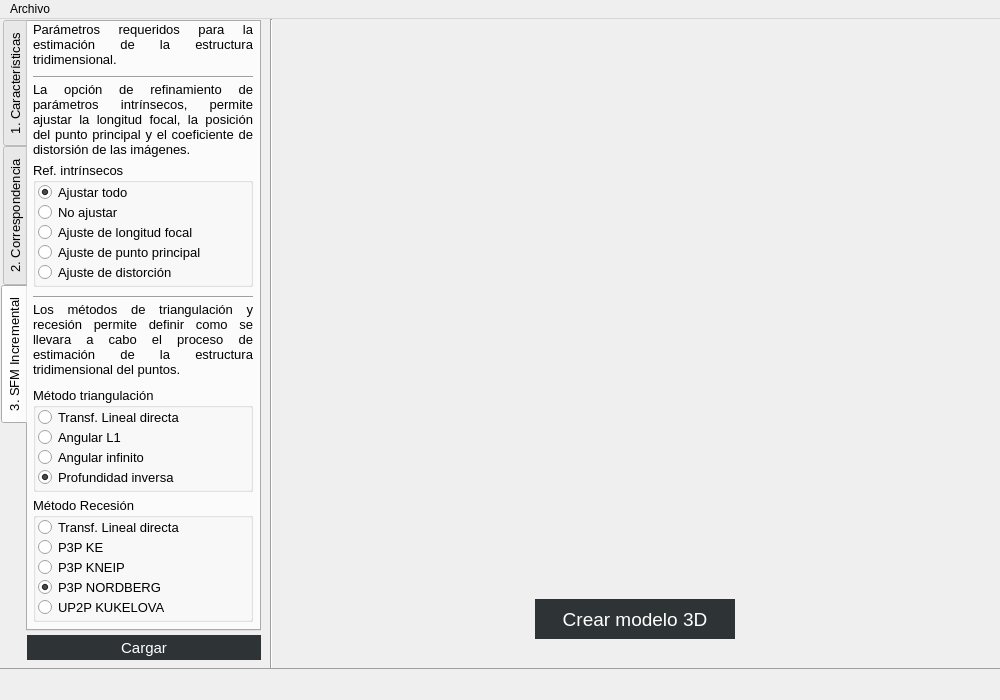
Qt form app.ui (jeffmora/app_reconstruccion3D) before a commit.
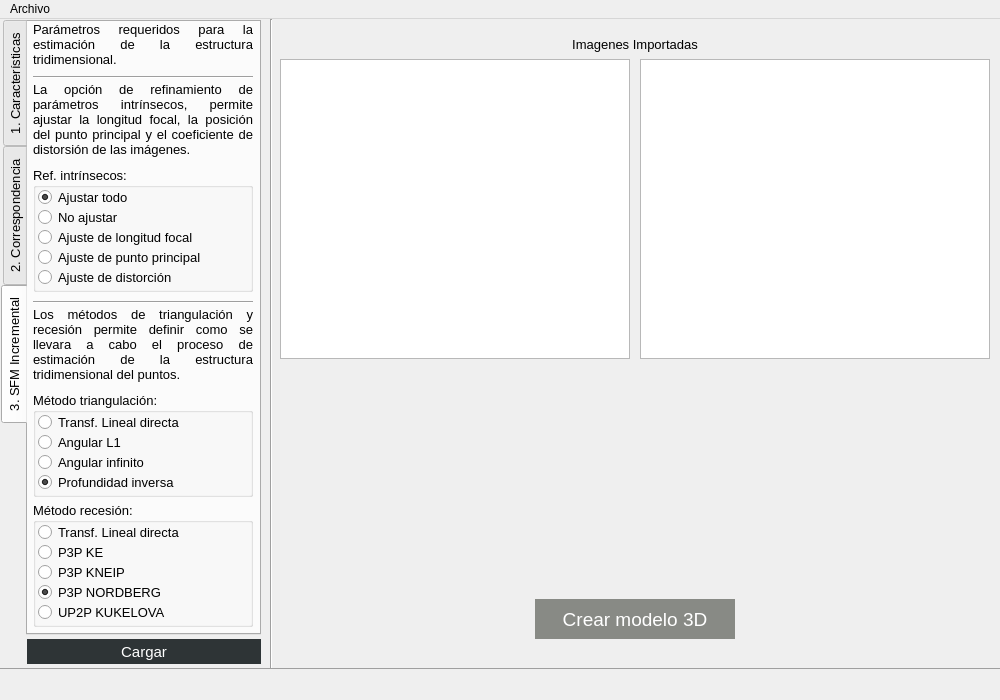
The same form after that commit. The open tabs and pages were chosen to show the change. Icons and pictures are not drawn.

Patch:
```diff
--- a/app.ui
+++ b/app.ui
@@ -10,6 +10,12 @@
     <height>700</height>
    </rect>
   </property>
+  <property name="sizePolicy">
+   <sizepolicy hsizetype="Fixed" vsizetype="Fixed">
+    <horstretch>0</horstretch>
+    <verstretch>0</verstretch>
+   </sizepolicy>
+  </property>
   <property name="focusPolicy">
    <enum>Qt::NoFocus</enum>
   </property>
@@ -72,7 +78,7 @@
     <widget class="QWidget" name="pgn_imagenes">
      <widget class="QPushButton" name="Crear3d">
       <property name="enabled">
-       <bool>true</bool>
+       <bool>false</bool>
       </property>
       <property name="geometry">
        <rect>
@@ -89,7 +95,7 @@
       </property>
       <property name="styleSheet">
        <string notr="true">border-radius: 0px;
-background-color: rgb(46, 52, 54);
+background-color: rgb(136, 138, 133);
 color: rgb(255, 255, 255);
 </string>
       </property>
@@ -103,7 +109,7 @@
         <x>1</x>
         <y>1</y>
         <width>260</width>
-        <height>611</height>
+        <height>615</height>
        </rect>
       </property>
       <property name="font">
@@ -715,13 +721,13 @@
         <property name="geometry">
          <rect>
           <x>5</x>
-          <y>140</y>
+          <y>145</y>
           <width>220</width>
           <height>125</height>
          </rect>
         </property>
         <property name="title">
-         <string>Ref. intrínsecos</string>
+         <string>Ref. intrínsecos:</string>
         </property>
         <widget class="QRadioButton" name="sel3rfa">
          <property name="geometry">
@@ -796,7 +802,7 @@
         <property name="geometry">
          <rect>
           <x>5</x>
-          <y>280</y>
+          <y>285</y>
           <width>220</width>
           <height>80</height>
          </rect>
@@ -818,7 +824,7 @@
         <property name="geometry">
          <rect>
           <x>5</x>
-          <y>270</y>
+          <y>275</y>
           <width>220</width>
           <height>10</height>
          </rect>
@@ -831,13 +837,13 @@
         <property name="geometry">
          <rect>
           <x>5</x>
-          <y>365</y>
+          <y>370</y>
           <width>220</width>
           <height>105</height>
          </rect>
         </property>
         <property name="title">
-         <string>Método triangulación</string>
+         <string>Método triangulación:</string>
         </property>
         <widget class="QRadioButton" name="sel3mta">
          <property name="geometry">
@@ -902,13 +908,13 @@
         <property name="geometry">
          <rect>
           <x>5</x>
-          <y>475</y>
+          <y>480</y>
           <width>220</width>
           <height>125</height>
          </rect>
         </property>
         <property name="title">
-         <string>Método Recesión</string>
+         <string>Método recesión:</string>
         </property>
         <widget class="QRadioButton" name="sel3mra">
          <property name="geometry">
@@ -988,7 +994,7 @@
       <property name="geometry">
        <rect>
         <x>27</x>
-        <y>616</y>
+        <y>620</y>
         <width>234</width>
         <height>25</height>
        </rect>
@@ -1034,6 +1040,60 @@
        <enum>Qt::Horizontal</enum>
       </property>
      </widget>
+     <widget class="QStackedWidget" name="stackedtrabajo">
+      <property name="geometry">
+       <rect>
+        <x>280</x>
+        <y>10</y>
+        <width>710</width>
+        <height>391</height>
+       </rect>
+      </property>
+      <widget class="QWidget" name="page">
+       <widget class="QListWidget" name="listaimg">
+        <property name="geometry">
+         <rect>
+          <x>0</x>
+          <y>30</y>
+          <width>350</width>
+          <height>300</height>
+         </rect>
+        </property>
+       </widget>
+       <widget class="QGraphicsView" name="visualimg">
+        <property name="geometry">
+         <rect>
+          <x>360</x>
+          <y>30</y>
+          <width>350</width>
+          <height>300</height>
+         </rect>
+        </property>
+       </widget>
+       <widget class="QLabel" name="tituloimg">
+        <property name="geometry">
+         <rect>
+          <x>280</x>
+          <y>5</y>
+          <width>150</width>
+          <height>20</height>
+         </rect>
+        </property>
+        <property name="font">
+         <font>
+          <pointsize>10</pointsize>
+         </font>
+        </property>
+        <property name="text">
+         <string>Imagenes Importadas</string>
+        </property>
+        <property name="alignment">
+         <set>Qt::AlignCenter</set>
+        </property>
+       </widget>
+      </widget>
+      <widget class="QWidget" name="page_2"/>
+     </widget>
     </widget>
    </widget>
   </widget>
```
Left out of the diff: 4 changed lines with no effect on the pictures.
